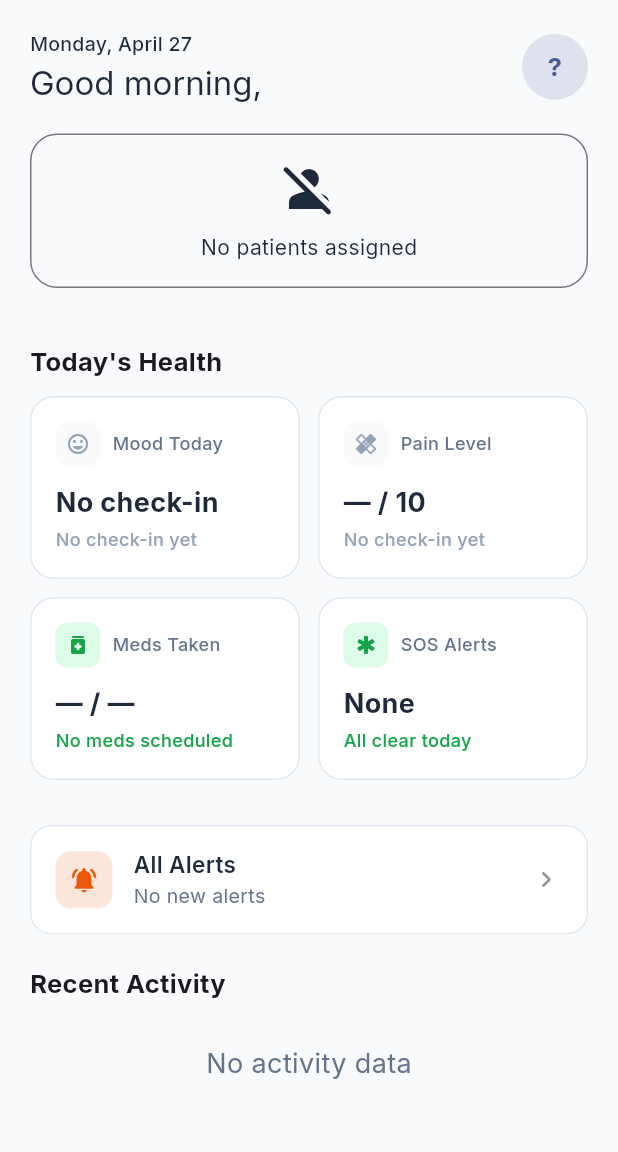
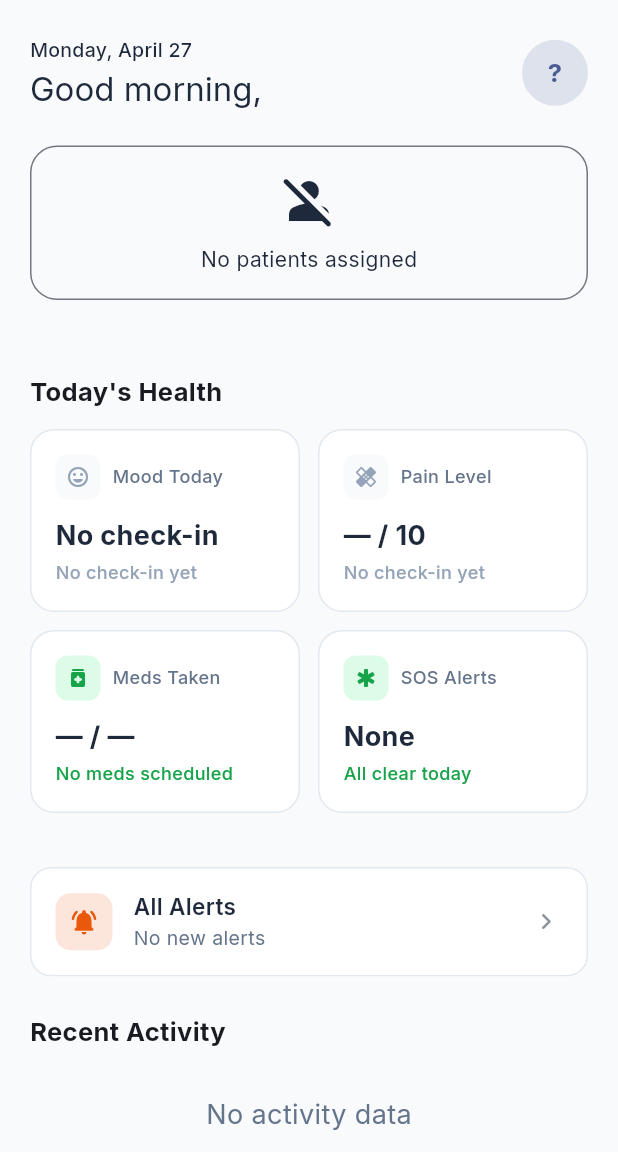
Before and after one commit to pavithiranr/elderly-ai-care-app, a Flutter app: the CaregiverDashboardScreen screen opened by its route, on a phone screen of 412 x 824 dp, the part 84-1236 px from its top. Run offline on Flutter 3.47's test engine with Material 3 defaults, Android fonts, the phone set to English and light mode, and no system bars; our stand-ins replace cloud_firestore, firebase_auth, firebase_core, firebase_messaging, fl_chart, flutter_local_notifications and 4 more; accounts and stored records are empty.

Commit message:
UX: improve padding and spacing for better visual hierarchy and accessibility

```diff
--- a/lib/features/caregiver/dashboard/caregiver_dashboard_screen.dart
+++ b/lib/features/caregiver/dashboard/caregiver_dashboard_screen.dart
@@ -89,7 +89,7 @@ class _CaregiverDashboardScreenState extends State<CaregiverDashboardScreen> {
     return Scaffold(
       appBar: _buildAppBar(context),
       body: ListView(
-        padding: const EdgeInsets.fromLTRB(20, 20, 20, 32),
+        padding: const EdgeInsets.fromLTRB(20, 24, 20, 32),
         children: [
           // ── Greeting ──────────────────────────────────────────────────
           FutureBuilder<CaregiverProfile?>(
@@ -108,7 +108,7 @@ class _CaregiverDashboardScreenState extends State<CaregiverDashboardScreen> {
               );
             },
           ),
-          const SizedBox(height: 20),
+          const SizedBox(height: 24),
 
           // ── Patient card (Swipeable Carousel) ────────────────────────
           // Fetches patient data from Firestore using linkedElderlyIds
@@ -181,7 +181,7 @@ class _CaregiverDashboardScreenState extends State<CaregiverDashboardScreen> {
               );
             },
           ),
-          const SizedBox(height: 16),
+          const SizedBox(height: 24),
 
           // ── Today's Check-in (Real-time) ───────────────────────────────
           FutureBuilder<CaregiverProfile?>(
@@ -200,7 +200,7 @@ class _CaregiverDashboardScreenState extends State<CaregiverDashboardScreen> {
               return _TodayCheckinBanner(patientId: currentPatientId);
             },
           ),
-          const SizedBox(height: 20),
+          const SizedBox(height: 24),
 
           // ── AI Summary ────────────────────────────────────────────────
           FutureBuilder<CaregiverProfile?>(
@@ -211,7 +211,7 @@ class _CaregiverDashboardScreenState extends State<CaregiverDashboardScreen> {
               return Column(
                 children: [
                   _AiSummaryLoader(patientId: ids[_currentPatientIndex.clamp(0, ids.length - 1)]),
-                  const SizedBox(height: 20),
+                  const SizedBox(height: 24),
                 ],
               );
             },
@@ -228,7 +228,7 @@ class _CaregiverDashboardScreenState extends State<CaregiverDashboardScreen> {
                   _AgenticAnalysisCard(
                     patientId: ids[_currentPatientIndex.clamp(0, ids.length - 1)],
                   ),
-                  const SizedBox(height: 20),
+                  const SizedBox(height: 24),
                 ],
               );
             },
@@ -236,7 +236,7 @@ class _CaregiverDashboardScreenState extends State<CaregiverDashboardScreen> {
 
           // ── Health stats ───────────────────────────────────────────────
           _SectionHeader(title: "Today's Health"),
-          const SizedBox(height: 10),
+          const SizedBox(height: 12),
           FutureBuilder<CaregiverProfile?>(
             future: _caregiverProfileFuture,
             builder: (context, snap) {
@@ -259,7 +259,7 @@ class _CaregiverDashboardScreenState extends State<CaregiverDashboardScreen> {
               );
             },
           ),
-          const SizedBox(height: 20),
+          const SizedBox(height: 24),
 
           // ── Quick links ────────────────────────────────────────────────
           FutureBuilder<CaregiverProfile?>(
@@ -278,7 +278,7 @@ class _CaregiverDashboardScreenState extends State<CaregiverDashboardScreen> {
               );
             },
           ),
-          const SizedBox(height: 10),
+          const SizedBox(height: 12),
           if (_caregiverId != null)
             StreamBuilder<List<AlertGroup>>(
               stream: FirebaseAlertsService.instance.getAlertsStream(_caregiverId!),
@@ -310,11 +310,11 @@ class _CaregiverDashboardScreenState extends State<CaregiverDashboardScreen> {
               sublabel: 'No new alerts',
               onTap: () => context.push(AppConstants.routeCaregiverAlerts),
             ),
-          const SizedBox(height: 20),
+          const SizedBox(height: 24),
 
           // ── Recent activity ────────────────────────────────────────────
           _SectionHeader(title: 'Recent Activity'),
-          const SizedBox(height: 10),
+          const SizedBox(height: 12),
           // Fetches activity stream from Firestore (real-time updates)
           FutureBuilder<PatientProfile?>(
             future: CaregiverService.instance
```
Also changed, not shown: lib/features/elderly/home/elderly_home_screen.dart (+11 -11 lines), lib/firebase_options.dart (added).
